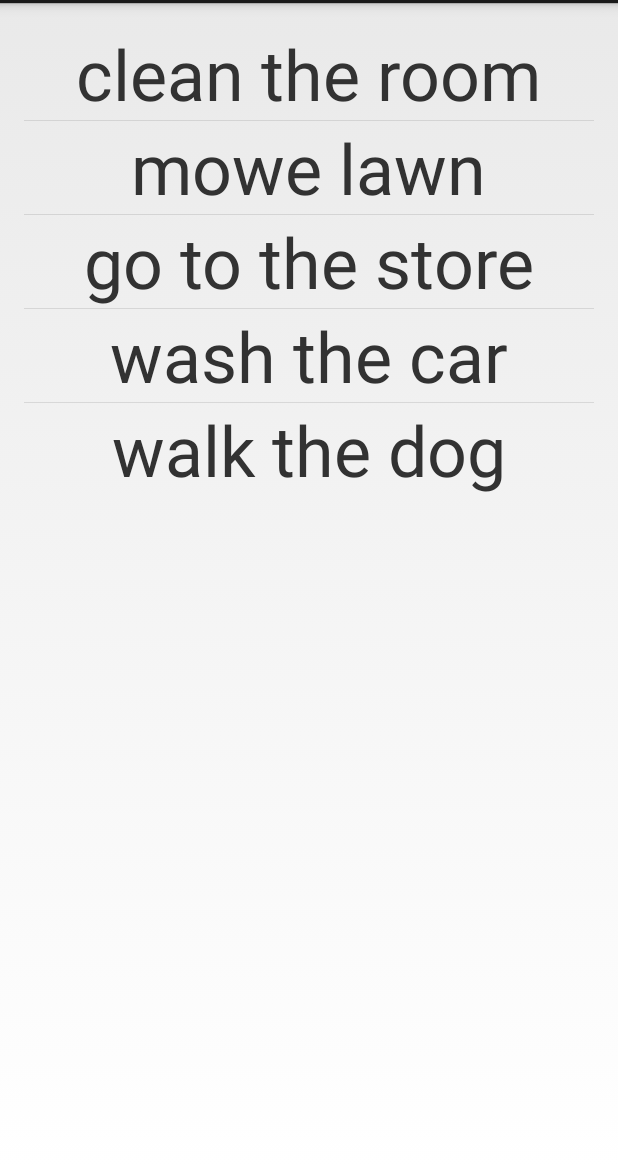
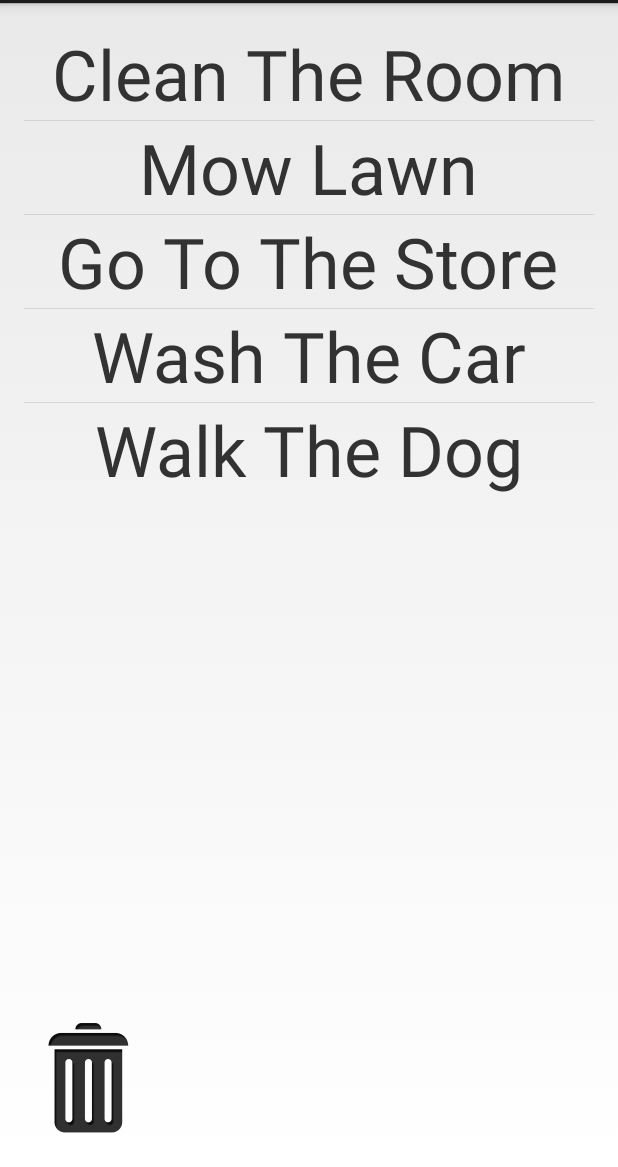
Before and after one commit to shoeallreadyknow/SupremeAATodo, an Android app: the screen it shows after launch (TodoActivity), on a phone screen of 412 x 824 dp, the part 69-1236 px from its top. Run offline under Robolectric (Android 15) with nearby library versions, the light colour scheme and no system bars.

Commit message:
model 2.5

```diff
--- a/app/src/main/java/android/supremeaa/todo/TodoActivity.java
+++ b/app/src/main/java/android/supremeaa/todo/TodoActivity.java
@@ -17,11 +17,11 @@ public class TodoActivity extends Activity {
 
 
         setContentView(R.layout.activity_todo);
-        String clean_room = "clean the room";
-        String mowe_lawn = "mowe lawn";
-        String go_to_store = "go to the store";
-        String wash_car = "wash the car";
-        String walk_dog = "walk the dog";
+        String clean_room = "Clean The Room";
+        String mowe_lawn = "Mow Lawn";
+        String go_to_store = "Go To The Store";
+        String wash_car = "Wash The Car";
+        String walk_dog = "Walk The Dog";
 
 
         String[] listItems = new String[5];
--- a/app/src/main/res/layout/activity_todo.xml
+++ b/app/src/main/res/layout/activity_todo.xml
@@ -21,7 +21,7 @@
         android:layout_width="wrap_content"
         android:layout_height="wrap_content"
         android:layout_alignParentBottom="true"
-
+        android:background="@drawable/trash"
         />
 
 </RelativeLayout>
```
